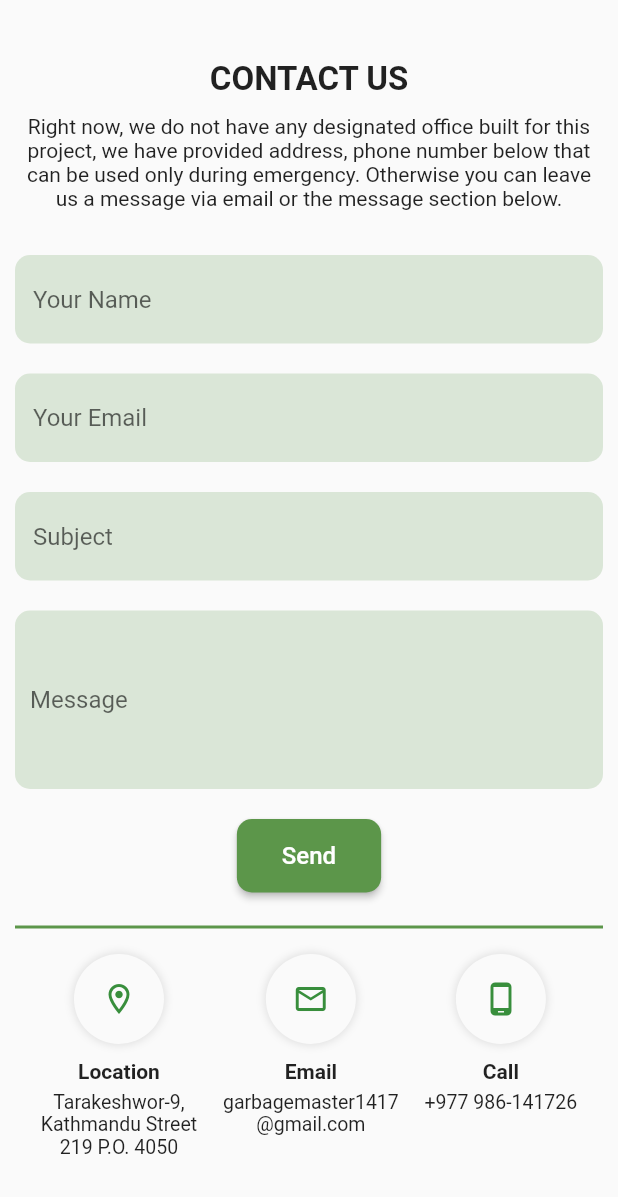
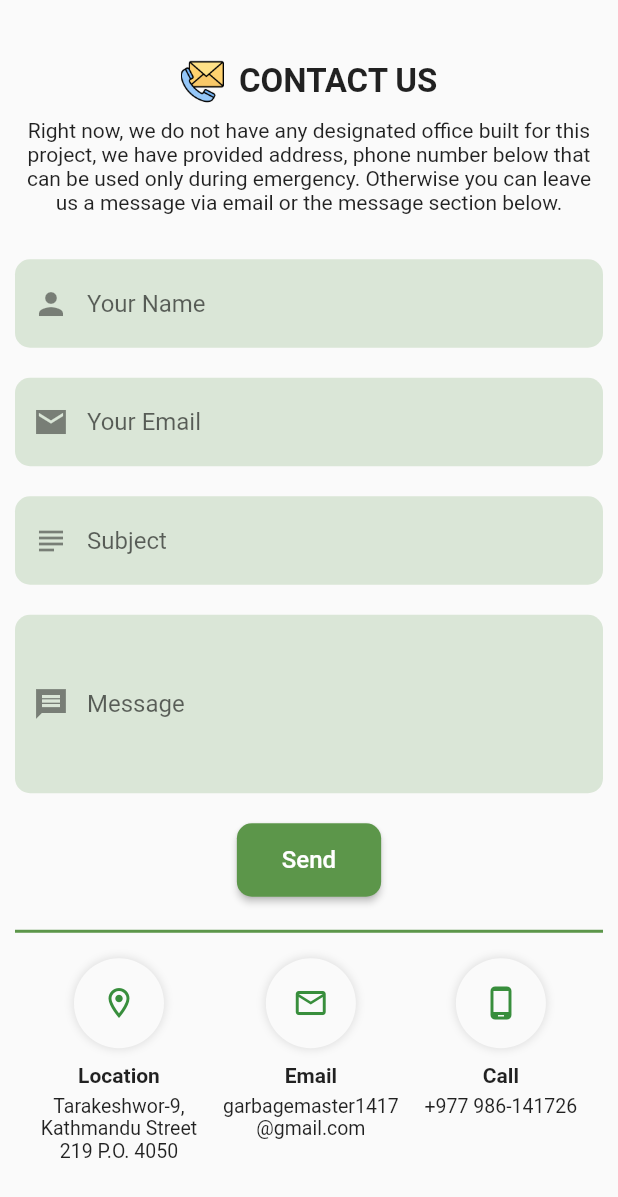
Before and after one commit to EziOPratikk/Garbage-Master, a Flutter app: the ContactPage screen opened directly, on a phone screen of 412 x 824 dp. Shown: the top 1197 px of the screen. Run offline on Flutter 3.47's test engine with Material 2 defaults, Android fonts, the phone set to English and light mode, and no system bars; our stand-ins replace google_maps_flutter, image_picker, location, shared_preferences; missing offline and left inert: mapbox_gl, syncfusion_flutter_maps; accounts and stored records are empty.

```diff
--- a/lib/UI/homepage/widgets/contact_page.dart
+++ b/lib/UI/homepage/widgets/contact_page.dart
@@ -45,12 +45,25 @@ class ContactPage extends StatelessWidget {
       padding: const EdgeInsets.only(top: 30),
       child: Column(
         children: [
+          Row(
+            mainAxisAlignment: MainAxisAlignment.center,
+            children: [
+              SizedBox(
+                width: MediaQuery.of(context).size.width * 0.07,
+                child: Image.asset(
+                  'assets/images/contact-us.png',
+                  fit: BoxFit.contain,
+                ),
+              ),
+              const SizedBox(width: 10),
               const Text(
                 'CONTACT US',
                 style: TextStyle(
                   fontSize: 22,
                   fontWeight: FontWeight.bold,
                 ),
+              ),
+            ],
           ),
           const SizedBox(height: 10),
           Row(
@@ -84,6 +97,7 @@ class ContactPage extends StatelessWidget {
               border: outlineInputBorder,
               fillColor: textFieldFillColor,
               filled: true,
+              prefixIcon: const Icon(Icons.person_sharp),
             ),
             validator: (value) {
               if (value == null || value.isEmpty) {
@@ -104,6 +118,7 @@ class ContactPage extends StatelessWidget {
               border: outlineInputBorder,
               fillColor: textFieldFillColor,
               filled: true,
+              prefixIcon: const Icon(Icons.email_sharp),
             ),
             validator: (value) {
               if (value == null || value.isEmpty) {
@@ -124,6 +139,7 @@ class ContactPage extends StatelessWidget {
               border: outlineInputBorder,
               fillColor: textFieldFillColor,
               filled: true,
+              prefixIcon: const Icon(Icons.subject_sharp),
             ),
             controller: subjectController,
           ),
@@ -138,6 +154,7 @@ class ContactPage extends StatelessWidget {
               border: outlineInputBorder,
               fillColor: textFieldFillColor,
               filled: true,
+              prefixIcon: const Icon(Icons.message_sharp),
             ),
             validator: (value) {
               if (value == null || value.isEmpty) {
--- a/lib/UI/homepage/widgets/input_card.dart
+++ b/lib/UI/homepage/widgets/input_card.dart
@@ -14,7 +14,7 @@ class InputCard extends StatelessWidget {
   @override
   Widget build(BuildContext context) {
     return Card(
-      elevation: 4,
+      elevation: 7,
       child: Row(
         crossAxisAlignment: CrossAxisAlignment.start,
         children: [
@@ -42,12 +42,12 @@ class InputCard extends StatelessWidget {
                   style: const TextStyle(fontSize: 15),
                 ),
                 const SizedBox(height: 5),
-                Container(
+                SizedBox(
                   width: 295,
                   child: Text(description),
                 ),
                 const SizedBox(height: 10),
-                Container(
+                SizedBox(
                   width: 200,
                   child: textField,
                 ),
--- a/lib/models/api.services.dart
+++ b/lib/models/api.services.dart
@@ -8,37 +8,39 @@ import '../UI/homepage/widgets/recent_data.dart';
 
 class APIServices {
   static String registerUserUrl =
-      'http://192.168.101.6:8484/ProjectAPI/RegisterUser';
+      'http://192.168.101.7:8585/ProjectAPI/RegisterUser';
 
-  static String loginUserUrl = 'http://192.168.101.6:8484/ProjectAPI/LoginUser';
+  static String loginUserUrl = 'http://192.168.101.7:8585/ProjectAPI/LoginUser';
 
   static String contactUsUrl =
-      'http://192.168.101.6:8484/ProjectAPI/InsertMessage';
+      'http://192.168.101.7:8585/ProjectAPI/InsertMessage';
 
-  static String sendEmailUrl = 'http://192.168.101.6:8484/ProjectAPI/SendEmail';
+  static String sendEmailUrl = 'http://192.168.101.7:8585/ProjectAPI/SendEmail';
 
   static String checkEmailUrl =
-      'http://192.168.101.6:8484/ProjectAPI/CheckEmail';
+      'http://192.168.101.7:8585/ProjectAPI/CheckEmail';
 
   static String resetPasswordUrl =
-      'http://192.168.101.6:8484/ProjectAPI/ResetPassword';
+      'http://192.168.101.7:8585/ProjectAPI/ResetPassword';
 
   static String currentUserUrl =
-      'http://192.168.101.6:8484/ProjectAPI/GetSpecificUser';
+      'http://192.168.101.7:8585/ProjectAPI/GetSpecificUser';
 
   static String updateGarbageDataUrl =
-      'http://192.168.101.6:8484/ProjectAPI/UpdateGarbageData';
+      'http://192.168.101.7:8585/ProjectAPI/UpdateGarbageData';
 
   static String updateProfileUrl =
-      'http://192.168.101.6:8484/ProjectAPI/UpdateProfile';
+      'http://192.168.101.7:8585/ProjectAPI/UpdateProfile';
 
-  static String getAvgUrl = 'http://192.168.101.6:8484/ProjectAPI/getAverage';
+  static String getAvgUrl = 'http://192.168.101.7:8585/ProjectAPI/getAverage';
 
   static String historyTableUrl =
-      'http://192.168.101.6:8484/ProjectAPI/HistoryTable';
+      'http://192.168.101.7:8585/ProjectAPI/HistoryTable';
 
   static String insertImageUrl =
-      'http://192.168.101.6:8484/ProjectAPI/InsertImage';
+      'http://192.168.101.7:8585/ProjectAPI/InsertImage';
+
+  static String getImageUrl = 'http://192.168.101.7:8585/ProjectAPI/GetImage';
 
   static Future<http.Response> registerUser(Map<String, dynamic> map) async {
     final response = await http.post(
@@ -184,4 +186,14 @@ class APIServices {
 
     return response;
   }
+
+  static Future<http.Response> getImage(Map<String, dynamic> map) async {
+    final response = await http.post(
+      Uri.parse(getImageUrl),
+      body: jsonEncode(map),
+      headers: {'Content-Type': 'application/json', "accept": "*/*"},
+    );
+
+    return response;
+  }
 }
```
Also changed, not shown: lib/UI/homepage/widgets/profile_page.dart (+46 -17 lines), lib/UI/homepage/widgets/recent_data.dart (+13 -10 lines), lib/models/users.dart (+0 -35 lines), assets/images/contact-us.png (added). Lines whose indentation alone changed are shown as unchanged.
